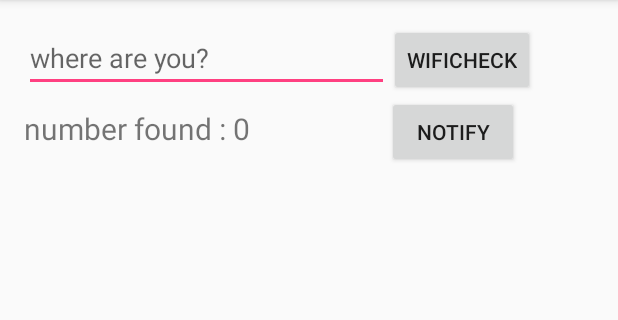
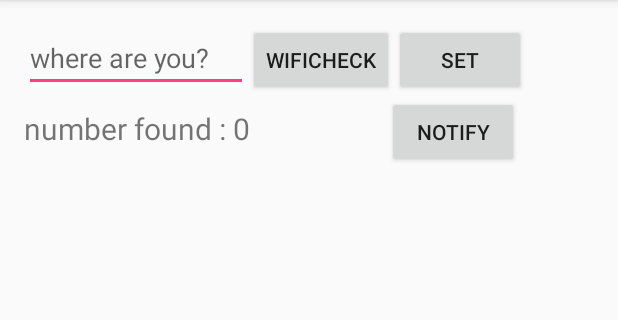
Before and after one commit to HRH-allday/cs496_proj3, an Android app: the screen it shows after launch (MainActivity), after a tap on "WIFICHECK", on a phone screen of 412 x 824 dp, the part 84-404 px from its top. Run offline under Robolectric (Android 15) with nearby library versions, the phone set to English and light mode, and no system bars; 1 statement that could not run was skipped.

Commit message:
first commit

```diff
--- a/app/src/main/java/com/example/q/wifitest/MainActivity.java
+++ b/app/src/main/java/com/example/q/wifitest/MainActivity.java
@@ -20,6 +20,7 @@ import android.widget.Button;
 import android.widget.EditText;
 import android.widget.ListView;
 import android.widget.TextView;
+import android.widget.Toast;
 
 import com.google.firebase.iid.FirebaseInstanceId;
 import com.google.firebase.messaging.FirebaseMessaging;
@@ -34,6 +35,7 @@ import java.util.List;
 public class MainActivity extends AppCompatActivity {
 
     private Button check_btn;
+    private Button set_btn;
     private TextView info_text;
     private TextView num_found;
     private String location;
@@ -45,6 +47,8 @@ public class MainActivity extends AppCompatActivity {
     private JSONArray json_wifiinfo;
     private JSONObject postData;
     private WifiManager wifiManager;
+
+    private int set = 0;
 
     private static final int PERMISSIONS_REQUEST_CODE_ACCESS_COARSE_LOCATION = 100;
 
@@ -77,8 +81,17 @@ public class MainActivity extends AppCompatActivity {
                     postData.put("token", FirebaseInstanceId.getInstance().getToken());
                     postData.put("location", location);
                     postData.put("info", json_wifiinfo);
-                    PostThread p = new PostThread(postData, "/wifi_info");
-                    p.start();
+                    if(set == 1){
+                        Toast.makeText(getApplicationContext(),"퀘스트 지점이 등록되었습니다!", Toast.LENGTH_LONG).show();
+                        set = 0;
+                        PostThread p = new PostThread(postData, "/set_location");
+                        p.start();
+
+                    }
+                    else {
+                        PostThread p = new PostThread(postData, "/wifi_info");
+                        p.start();
+                    }
                     num_found.setText("number found : " + count);
                     //mAdapter.sort();
                     mAdapter.notifyDataSetChanged();
@@ -100,6 +113,7 @@ public class MainActivity extends AppCompatActivity {
 
 
         check_btn = (Button) findViewById(R.id.wifiCheck);
+        set_btn = (Button) findViewById(R.id.setLocation);
         //info_text = (TextView) findViewById(R.id.info_text);
         num_found = (TextView) findViewById(R.id.numFound);
 
@@ -142,6 +156,23 @@ public class MainActivity extends AppCompatActivity {
             public void onClick(View v) {
                 EditText loc = (EditText) findViewById(R.id.location);
                 location = loc.getText().toString().trim();
+                loc.setText("");
+                Log.i("start","hi");
+                if (Build.VERSION.SDK_INT >= Build.VERSION_CODES.M && checkSelfPermission(Manifest.permission.ACCESS_COARSE_LOCATION) != PackageManager.PERMISSION_GRANTED) {
+                    Log.i("need","perm");
+                    requestPermissions(new String[]{Manifest.permission.ACCESS_COARSE_LOCATION}, PERMISSIONS_REQUEST_CODE_ACCESS_COARSE_LOCATION);
+                }else{
+                    wifiManager.startScan();
+                }
+            }
+        });
+
+        set_btn.setOnClickListener(new View.OnClickListener() {
+            @Override
+            public void onClick(View v) {
+                EditText loc = (EditText) findViewById(R.id.location);
+                location = loc.getText().toString().trim();
+                set = 1;
                 loc.setText("");
                 Log.i("start","hi");
                 if (Build.VERSION.SDK_INT >= Build.VERSION_CODES.M && checkSelfPermission(Manifest.permission.ACCESS_COARSE_LOCATION) != PackageManager.PERMISSION_GRANTED) {
--- a/app/src/main/java/com/example/q/wifitest/PostThread.java
+++ b/app/src/main/java/com/example/q/wifitest/PostThread.java
@@ -20,7 +20,7 @@ public class PostThread extends Thread {
 
     private HttpURLConnection huc;
     private URL u;
-    private String ec2url = "http://ec2-52-79-155-110.ap-northeast-2.compute.amazonaws.com:3000";
+    private String ec2url = "http://ec2-52-79-95-160.ap-northeast-2.compute.amazonaws.com:3000";
     private String localurl = "http://143.248.49.213:3000";
     private JSONObject data;
     private String route;
@@ -35,7 +35,7 @@ public class PostThread extends Thread {
         super.run();
         Log.i("entered","hi");
         try {
-            u = new URL(localurl + route);
+            u = new URL(ec2url + route);
             Log.i("connected", "");
             huc = (HttpURLConnection) u.openConnection();
             Log.i("open", "");
--- a/app/src/main/res/layout/activity_main.xml
+++ b/app/src/main/res/layout/activity_main.xml
@@ -19,7 +19,7 @@
         <EditText
             android:hint="where are you?"
             android:id="@+id/location"
-            android:layout_width="243dp"
+            android:layout_width="149dp"
             android:layout_height="wrap_content" />
 
         <Button
@@ -27,6 +27,12 @@
             android:layout_width="wrap_content"
             android:layout_height="wrap_content"
             android:text="wifiCheck" />
+        <Button
+            android:id="@+id/setLocation"
+            android:layout_width="wrap_content"
+            android:layout_height="wrap_content"
+            android:text="set" />
+
     </LinearLayout>
     <LinearLayout
         android:layout_width="wrap_content"
```
